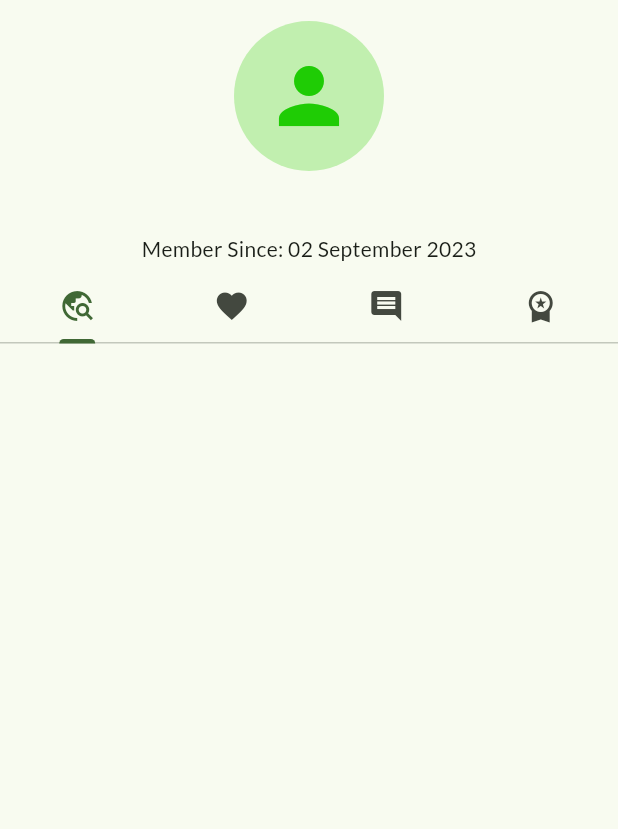
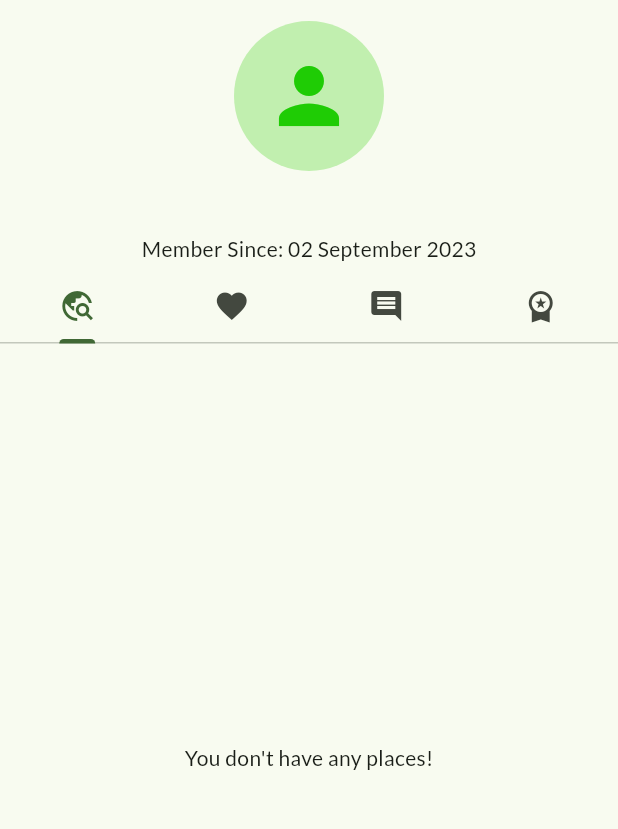
Before and after one commit to mrsrmn/cityvista, a Flutter app: the AccountPage screen opened directly, on a phone screen of 412 x 824 dp, the part 63-892 px from its top. Run offline on Flutter 3.47's test engine with Material 2 defaults, Android fonts, the phone set to English and light mode, and no system bars; our stand-ins replace bloc, cached_network_image, cloud_firestore, firebase_auth, firebase_core, firebase_storage and 12 more; missing offline and left inert: app_settings, country_dial_code, location_picker_flutter_map; accounts and stored records are empty; generated files the repository leaves out were written again; project files that could hold a hidden picture were left out.

Commit message:
add empty place fallback

```diff
--- a/lib/widgets/home_screen/account_page/places_view.dart
+++ b/lib/widgets/home_screen/account_page/places_view.dart
@@ -11,6 +11,10 @@ class PlacesView extends StatelessWidget {
 
   @override
   Widget build(BuildContext context) {
+    if (places.isEmpty) {
+      return const Center(child: Text("You don't have any places!"));
+    }
+
     return ListView.builder(
       itemCount: places.length,
       itemBuilder: (BuildContext context, int index) {
```
